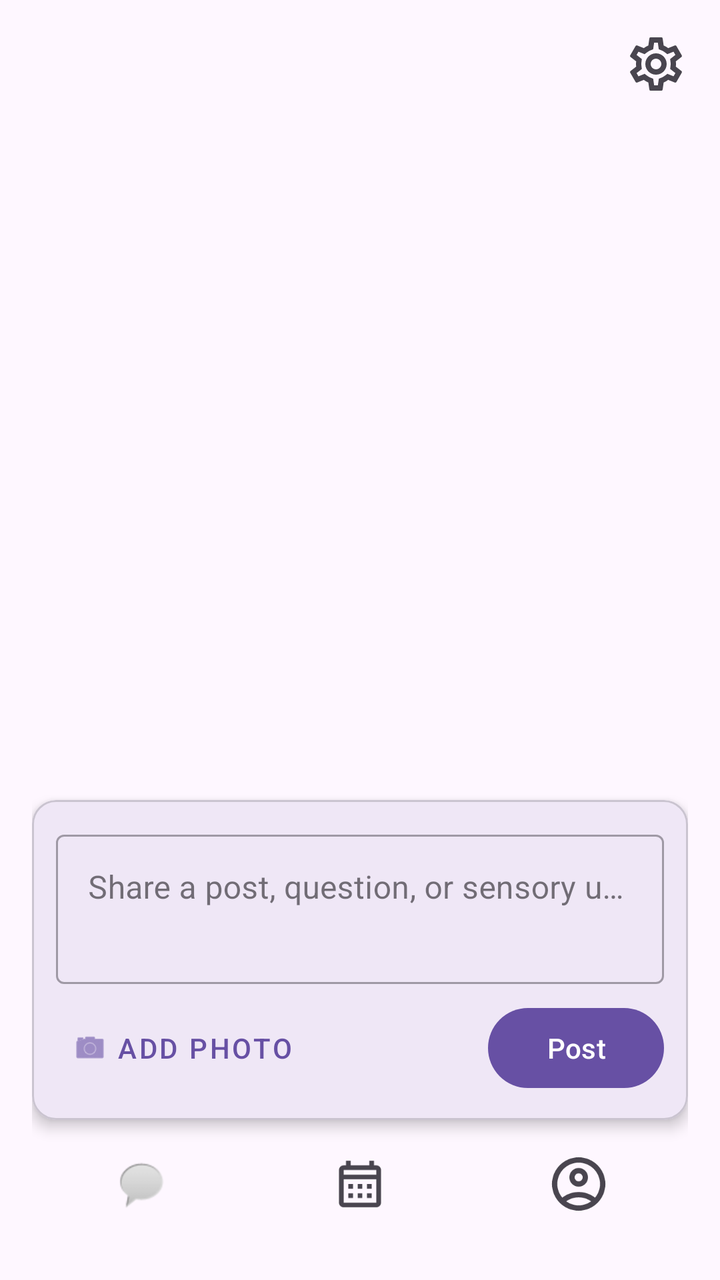
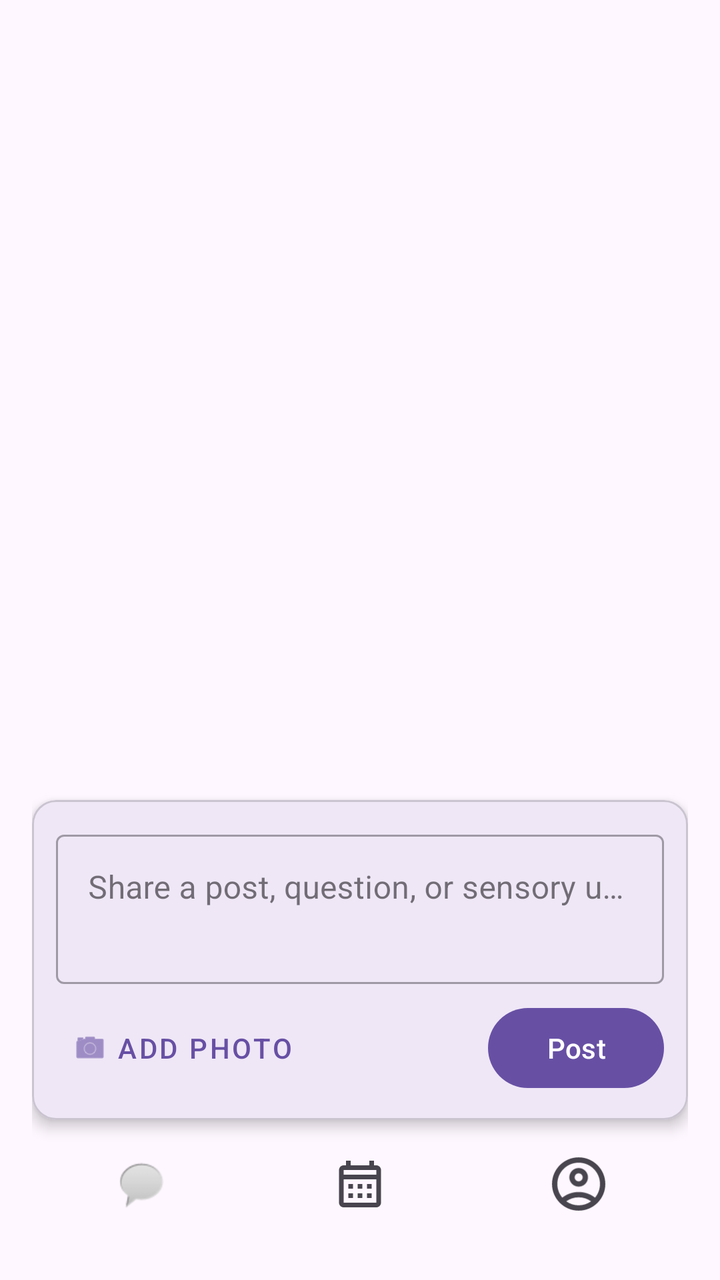

An Android layout rendered at two revisions. The XML below is the earlier revision; the diff shows what the commit changed to produce the second picture.
<!-- AndroidManifest.xml: application theme AppTheme -->
<!-- res/layout/fragment_feed.xml -->
<?xml version="1.0" encoding="utf-8"?>
<androidx.constraintlayout.widget.ConstraintLayout
  xmlns:android="http://schemas.android.com/apk/res/android"
  xmlns:app="http://schemas.android.com/apk/res-auto"
  xmlns:tools="http://schemas.android.com/tools"
  android:layout_width="match_parent"
  android:layout_height="match_parent"
  android:padding="16dp">

  <ImageView
    android:id="@+id/btn_settings"
    android:layout_width="32dp"
    android:layout_height="32dp"
    android:contentDescription="@string/settings_label"
    android:src="@drawable/outline_settings_24"
    app:layout_constraintEnd_toEndOf="parent"
    app:layout_constraintTop_toTopOf="parent" />

  
  <androidx.recyclerview.widget.RecyclerView
    android:id="@+id/posts_recycler_view"
    android:layout_width="0dp"
    android:layout_height="0dp"
    android:layout_marginBottom="12dp"
    app:layoutManager="androidx.recyclerview.widget.LinearLayoutManager"
    app:layout_constraintTop_toBottomOf="@id/btn_settings"
    app:layout_constraintStart_toStartOf="parent"
    app:layout_constraintEnd_toEndOf="parent"
    app:layout_constraintBottom_toTopOf="@id/card_create_post"
    tools:listitem="@layout/item_post" />

  
  <com.google.android.material.card.MaterialCardView
    android:id="@+id/card_create_post"
    android:layout_width="0dp"
    android:layout_height="wrap_content"
    app:cardCornerRadius="12dp"
    app:cardElevation="4dp"
    app:layout_constraintBottom_toTopOf="@id/bottom_navigation"
    app:layout_constraintStart_toStartOf="parent"
    app:layout_constraintEnd_toEndOf="parent">

    <LinearLayout
      android:layout_width="match_parent"
      android:layout_height="wrap_content"
      android:orientation="vertical"
      android:padding="12dp">

      
      <com.google.android.material.textfield.TextInputLayout
        android:id="@+id/layout_post_input"
        style="@style/Widget.MaterialComponents.TextInputLayout.OutlinedBox"
        android:layout_width="match_parent"
        android:layout_height="wrap_content"
        android:hint="Share a post, question, or sensory update...">

        <com.google.android.material.textfield.TextInputEditText
          android:id="@+id/post_content_input"
          android:layout_width="match_parent"
          android:layout_height="wrap_content"
          android:gravity="top|start"
          android:inputType="textMultiLine"
          android:minLines="2" />

      </com.google.android.material.textfield.TextInputLayout>

      
      <ImageView
        android:id="@+id/image_preview"
        android:layout_width="match_parent"
        android:layout_height="140dp"
        android:layout_marginTop="8dp"
        android:scaleType="centerCrop"
        android:visibility="gone" />

      
      <LinearLayout
        android:layout_width="match_parent"
        android:layout_height="wrap_content"
        android:layout_marginTop="8dp"
        android:gravity="center_vertical"
        android:orientation="horizontal">

        <com.google.android.material.button.MaterialButton
          android:id="@+id/button_add_image"
          style="@style/Widget.MaterialComponents.Button.TextButton.Icon"
          android:layout_width="wrap_content"
          android:layout_height="wrap_content"
          android:text="Add Photo"
          app:icon="@android:drawable/ic_menu_camera" />

        <View
          android:layout_width="0dp"
          android:layout_height="0dp"
          android:layout_weight="1" />

        <com.google.android.material.button.MaterialButton
          android:id="@+id/button_post"
          android:layout_width="wrap_content"
          android:layout_height="wrap_content"
          android:text="Post" />

      </LinearLayout>

    </LinearLayout>

  </com.google.android.material.card.MaterialCardView>

  <LinearLayout
    android:id="@+id/bottom_navigation"
    android:layout_width="0dp"
    android:layout_height="64dp"
    android:layout_marginTop="12dp"
    android:gravity="center_vertical"
    android:orientation="horizontal"
    app:layout_constraintBottom_toBottomOf="parent"
    app:layout_constraintEnd_toEndOf="parent"
    app:layout_constraintStart_toStartOf="parent">

    <ImageView
      android:id="@+id/nav_chat"
      android:layout_width="0dp"
      android:layout_height="28dp"
      android:layout_weight="1"
      android:contentDescription="@string/messages_label"
      android:src="@android:drawable/sym_action_chat" />

    <ImageView
      android:id="@+id/nav_calendar"
      android:layout_width="0dp"
      android:layout_height="28dp"
      android:layout_weight="1"
      android:contentDescription="@string/calendar_label"
      android:src="@drawable/outline_calendar_month_24" />

    <ImageView
      android:id="@+id/nav_profile"
      android:layout_width="0dp"
      android:layout_height="32dp"
      android:layout_weight="1"
      android:contentDescription="@string/profile"
      android:src="@drawable/outline_account_circle_24" />

  </LinearLayout>

</androidx.constraintlayout.widget.ConstraintLayout>
<!-- res/layout/item_post.xml (included above) -->
<?xml version="1.0" encoding="utf-8"?>
<com.google.android.material.card.MaterialCardView
  xmlns:android="http://schemas.android.com/apk/res/android"
  xmlns:app="http://schemas.android.com/apk/res-auto"
  android:layout_width="match_parent"
  android:layout_height="wrap_content"
  android:layout_marginHorizontal="12dp"
  android:layout_marginVertical="6dp"
  app:cardCornerRadius="12dp"
  app:cardElevation="2dp">

  <LinearLayout
    android:layout_width="match_parent"
    android:layout_height="wrap_content"
    android:orientation="vertical"
    android:padding="16dp">

    <LinearLayout
      android:layout_width="match_parent"
      android:layout_height="wrap_content"
      android:gravity="center_vertical"
      android:orientation="horizontal">

      <ImageView
        android:id="@+id/img_author_avatar"
        android:layout_width="40dp"
        android:layout_height="40dp"
        android:contentDescription="@string/author_profile_picture"
        android:src="@android:drawable/ic_menu_gallery"/>

      <TextView
        android:id="@+id/text_author_name"
        android:layout_width="wrap_content"
        android:layout_height="wrap_content"
        android:layout_marginStart="12dp"
        android:textSize="15sp"
        android:textStyle="bold"/>
    </LinearLayout>

    <TextView
      android:id="@+id/text_post_date"
      android:layout_width="wrap_content"
      android:layout_height="wrap_content"
      android:layout_marginTop="4dp"
      android:textSize="12sp"/>

    <ImageView
      android:id="@+id/img_post_photo"
      android:layout_width="match_parent"
      android:layout_height="220dp"
      android:layout_marginTop="12dp"
      android:adjustViewBounds="true"
      android:contentDescription="@string/post_picture"
      android:scaleType="centerCrop"
      android:visibility="gone"/>

    <LinearLayout
      android:id="@+id/layout_comments_action"
      android:layout_width="wrap_content"
      android:layout_height="wrap_content"
      android:layout_marginTop="12dp"
      android:clickable="true"
      android:focusable="true"
      android:gravity="center_vertical"
      android:orientation="horizontal">

      <ImageView
        android:layout_width="20dp"
        android:layout_height="20dp"
        android:contentDescription="@null"
        android:src="@android:drawable/sym_action_chat"/>

      <TextView
        android:id="@+id/text_comment_count"
        android:layout_width="wrap_content"
        android:layout_height="wrap_content"
        android:layout_marginStart="6dp"
        android:text="@string/comments_title"
        android:textColor="#666666"
        android:textSize="13sp"/>
    </LinearLayout>

  </LinearLayout>
</com.google.android.material.card.MaterialCardView>
<!-- resources referenced by this layout -->
<resources>
  <!-- drawable outline_account_circle_24 (drawable) -->
  <vector xmlns:android="http://schemas.android.com/apk/res/android"
      android:width="24dp"
      android:height="24dp"
      android:viewportWidth="24"
      android:viewportHeight="24"
      android:tint="?attr/colorControlNormal">
    <path
        android:fillColor="@android:color/white"
        android:pathData="M12,2C6.48,2 2,6.48 2,12s4.48,10 10,10s10,-4.48 10,-10S17.52,2 12,2zM7.35,18.5C8.66,17.56 10.26,17 12,17s3.34,0.56 4.65,1.5C15.34,19.44 13.74,20 12,20S8.66,19.44 7.35,18.5zM18.14,17.12L18.14,17.12C16.45,15.8 14.32,15 12,15s-4.45,0.8 -6.14,2.12l0,0C4.7,15.73 4,13.95 4,12c0,-4.42 3.58,-8 8,-8s8,3.58 8,8C20,13.95 19.3,15.73 18.14,17.12z"/>
    <path
        android:fillColor="@android:color/white"
        android:pathData="M12,6c-1.93,0 -3.5,1.57 -3.5,3.5S10.07,13 12,13s3.5,-1.57 3.5,-3.5S13.93,6 12,6zM12,11c-0.83,0 -1.5,-0.67 -1.5,-1.5S11.17,8 12,8s1.5,0.67 1.5,1.5S12.83,11 12,11z"/>
  </vector>
  <!-- drawable outline_calendar_month_24 (drawable) -->
  <vector xmlns:android="http://schemas.android.com/apk/res/android"
      android:width="24dp"
      android:height="24dp"
      android:viewportWidth="24"
      android:viewportHeight="24"
      android:tint="?attr/colorControlNormal">
    <path
        android:fillColor="@android:color/white"
        android:pathData="M19,4h-1V2h-2v2H8V2H6v2H5C3.89,4 3.01,4.9 3.01,6L3,20c0,1.1 0.89,2 2,2h14c1.1,0 2,-0.9 2,-2V6C21,4.9 20.1,4 19,4zM19,20H5V10h14V20zM19,8H5V6h14V8zM9,14H7v-2h2V14zM13,14h-2v-2h2V14zM17,14h-2v-2h2V14zM9,18H7v-2h2V18zM13,18h-2v-2h2V18zM17,18h-2v-2h2V18z"/>
  </vector>
  <!-- drawable outline_settings_24: vector/xml drawable (drawable, 2064 chars, omitted) -->
  <string name="author_profile_picture">Author profile picture</string>
  <string name="calendar_label">Calendar</string>
  <string name="comments_title">Comments</string>
  <string name="messages_label">Messages</string>
  <string name="post_picture">Post picture</string>
  <string name="profile">Profile</string>
  <string name="settings_label">Settings</string>
  <style name="AppTheme" parent="Theme.Material3.DayNight">
      
    </style>
</resources>

<!-- the commit's change to res/layout/fragment_feed.xml (unified diff, before → after) -->
@@ -7,15 +7,6 @@
   android:layout_height="match_parent"
   android:padding="16dp">
 
-  <ImageView
-    android:id="@+id/btn_settings"
-    android:layout_width="32dp"
-    android:layout_height="32dp"
-    android:contentDescription="@string/settings_label"
-    android:src="@drawable/outline_settings_24"
-    app:layout_constraintEnd_toEndOf="parent"
-    app:layout_constraintTop_toTopOf="parent" />
-
   
   <androidx.recyclerview.widget.RecyclerView
     android:id="@+id/posts_recycler_view"
@@ -23,11 +14,10 @@
     android:layout_height="0dp"
     android:layout_marginBottom="12dp"
     app:layoutManager="androidx.recyclerview.widget.LinearLayoutManager"
-    app:layout_constraintTop_toBottomOf="@id/btn_settings"
+    app:layout_constraintBottom_toTopOf="@id/card_create_post"
+    app:layout_constraintEnd_toEndOf="parent"
     app:layout_constraintStart_toStartOf="parent"
-    app:layout_constraintEnd_toEndOf="parent"
-    app:layout_constraintBottom_toTopOf="@id/card_create_post"
-    tools:listitem="@layout/item_post" />
+    tools:listitem="@layout/item_post"/>
 
   
   <com.google.android.material.card.MaterialCardView
@@ -53,6 +43,7 @@
         android:layout_width="match_parent"
         android:layout_height="wrap_content"
         android:hint="Share a post, question, or sensory update...">
+
 
         <com.google.android.material.textfield.TextInputEditText
           android:id="@+id/post_content_input"
<!-- resource entries referenced after the edit -->
@@ -25,14 +25,12 @@
         android:fillColor="@android:color/white"
         android:pathData="M19,4h-1V2h-2v2H8V2H6v2H5C3.89,4 3.01,4.9 3.01,6L3,20c0,1.1 0.89,2 2,2h14c1.1,0 2,-0.9 2,-2V6C21,4.9 20.1,4 19,4zM19,20H5V10h14V20zM19,8H5V6h14V8zM9,14H7v-2h2V14zM13,14h-2v-2h2V14zM17,14h-2v-2h2V14zM9,18H7v-2h2V18zM13,18h-2v-2h2V18zM17,18h-2v-2h2V18z"/>
   </vector>
-  <!-- drawable outline_settings_24: vector/xml drawable (drawable, 2064 chars, omitted) -->
   <string name="author_profile_picture">Author profile picture</string>
   <string name="calendar_label">Calendar</string>
   <string name="comments_title">Comments</string>
   <string name="messages_label">Messages</string>
   <string name="post_picture">Post picture</string>
   <string name="profile">Profile</string>
-  <string name="settings_label">Settings</string>
   <style name="AppTheme" parent="Theme.Material3.DayNight">
       
     </style>
